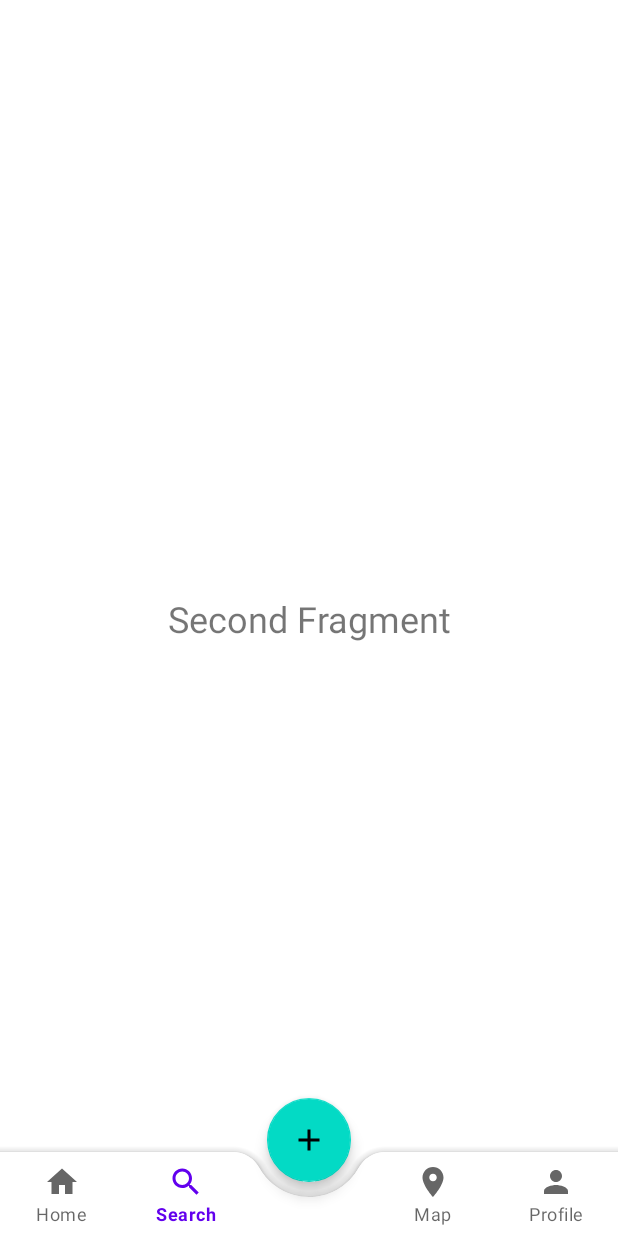
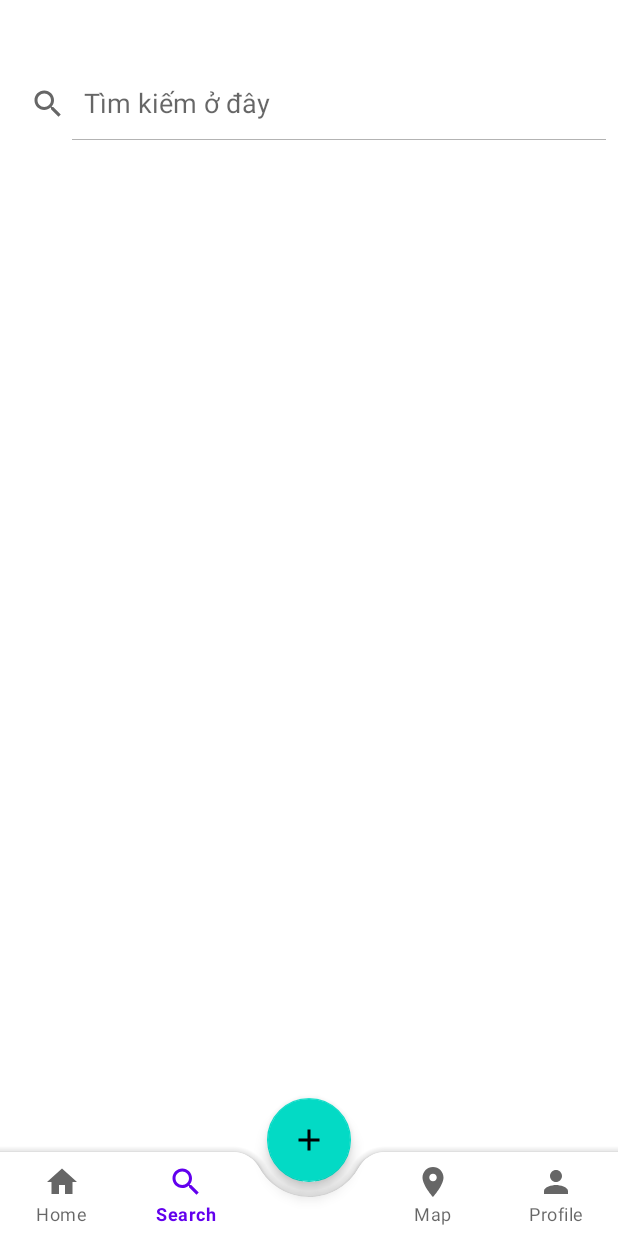
Before and after one commit to a1tina/giaohangtietkiem, an Android app: the SecondFragment screen opened through its navigation route, on a phone screen of 412 x 824 dp. Run offline under Robolectric (Android 15) with nearby library versions, the phone set to English and light mode, and no system bars; our stand-ins replace Firebase (no records; nobody signed in at launch, a user with empty details on screens opened directly), navigation-ui.

Commit message:
some small changes

```diff
--- a/app/src/main/res/layout/fragment_second.xml
+++ b/app/src/main/res/layout/fragment_second.xml
@@ -1,20 +1,17 @@
 <?xml version="1.0" encoding="utf-8"?>
-<androidx.constraintlayout.widget.ConstraintLayout xmlns:android="http://schemas.android.com/apk/res/android"
+<RelativeLayout xmlns:android="http://schemas.android.com/apk/res/android"
     xmlns:app="http://schemas.android.com/apk/res-auto"
     xmlns:tools="http://schemas.android.com/tools"
     android:layout_width="match_parent"
     android:layout_height="match_parent"
     tools:context=".SecondFragment">
 
-    <TextView
-        android:id="@+id/textView2"
-        android:layout_width="wrap_content"
+    <SearchView
+        android:id="@+id/sv_search"
+        android:layout_width="match_parent"
         android:layout_height="wrap_content"
-        android:text="Second Fragment"
-        android:textSize="24sp"
-        app:layout_constraintBottom_toBottomOf="parent"
-        app:layout_constraintEnd_toEndOf="parent"
-        app:layout_constraintStart_toStartOf="parent"
-        app:layout_constraintTop_toTopOf="parent" />
+        android:layout_marginTop="45dp"
+        android:queryHint="Tìm kiếm ở đây"
+        android:iconifiedByDefault="false"/>
 
-</androidx.constraintlayout.widget.ConstraintLayout>
+</RelativeLayout>
--- a/app/src/main/res/values-night/themes.xml
+++ b/app/src/main/res/values-night/themes.xml
@@ -12,5 +12,6 @@
         <!-- Status bar color. -->
         <item name="android:statusBarColor" tools:targetApi="l">?attr/colorPrimaryVariant</item>
         <!-- Customize your theme here. -->
+
     </style>
 </resources>
--- a/app/src/main/res/values/strings.xml
+++ b/app/src/main/res/values/strings.xml
@@ -17,7 +17,7 @@
     <string name="tai_khoan">Tài khoản</string>
     <string name="sign_in_multi">Sign in with Google, Facebook or Twitter</string>
     <string name="sign_in_w_google">Sign in with Google</string>
-    <string name="about">18520944 - App Logistic</string>
+    <string name="about">Nhóm 12 - App Logistic</string>
 
     <string name="giamgia50_lientinh">Giảm giá 50% khi giao hàng liên tỉnh</string>
     <string name="uudai77">Ưu đãi đặc biệt nhân dịp 7/7</string>
```
Also changed, not shown: app/src/main/java/com/example/ghtk/CreateOrderActivity.java (+50 -1 lines), app/src/main/java/com/example/ghtk/FourthFragment.java (+9 -0 lines), app/src/main/res/layout/activity_create_order.xml (+25 -1 lines), app/src/main/res/layout/activity_login.xml (+8 -22 lines).
